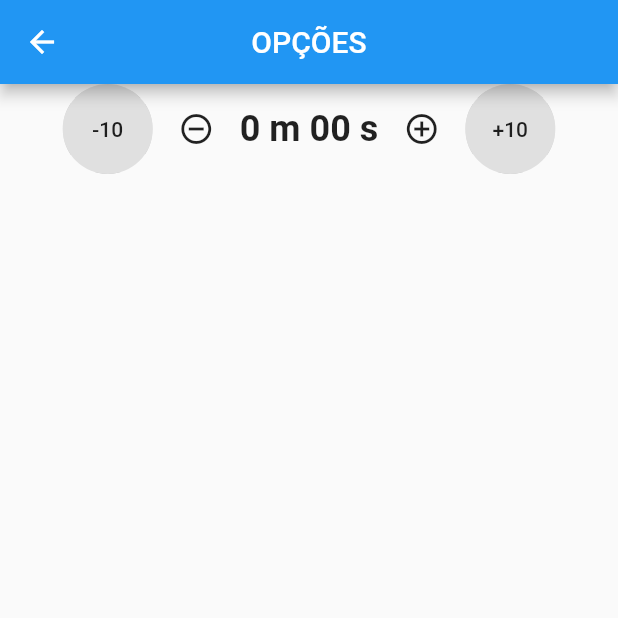
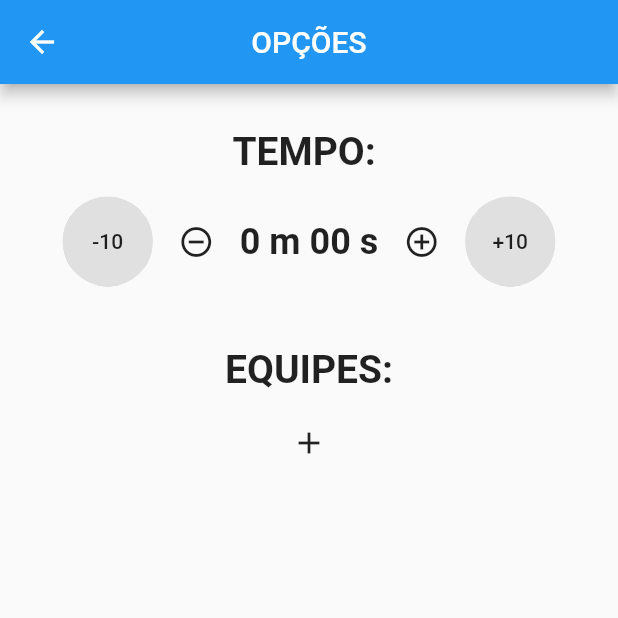
Before and after one commit to csnoboa/contador_de_jogos, a Flutter app: the OptionsPage screen opened by its route, on a phone screen of 412 x 824 dp, the top half of it. Run offline on Flutter 3.47's test engine with Material 2 defaults, Android fonts, the phone set to English and light mode, and no system bars; missing offline and left inert: flutter_ringtone_player.

Commit message:
create and remove equipes

```diff
--- a/lib/card_start_game.dart
+++ b/lib/card_start_game.dart
@@ -40,9 +40,14 @@ class _CardStartGameState extends State<CardStartGame> {
             children: [
               Container(width: 50, height: 50, color: colorEquipe),
               Container(width: 10),
-              Text(
-                nameEquipe,
-                style: TextStyle(fontSize: 24, fontWeight: FontWeight.bold),
+              Container(
+                constraints: BoxConstraints(
+                  minWidth: MediaQuery.of(context).size.width * 0.35,
+                ),
+                child: Text(
+                  nameEquipe,
+                  style: TextStyle(fontSize: 24, fontWeight: FontWeight.bold),
+                ),
               ),
               Container(width: 30),
               IconButton(
--- a/lib/options_page.dart
+++ b/lib/options_page.dart
@@ -14,16 +14,79 @@ class _OptionsPageState extends State<OptionsPage> {
 
   String _stopwatchText;
 
+  List<String> listNames = [
+    "ROXO",
+    "ROSA",
+    "LARANJA",
+    "CINZA",
+    "MARROM",
+    "PRETO",
+    "AZUL",
+    "VERDE",
+    "AMARELO",
+    "VERMELHO"
+  ];
+  List<Color> listColors = [
+    Colors.purple,
+    Colors.pink,
+    Colors.orange,
+    Colors.grey,
+    Colors.brown,
+    Colors.black,
+    Colors.blue,
+    Colors.green,
+    Colors.yellow,
+    Colors.red
+  ];
+
   @override
   Widget build(BuildContext context) {
-    AppController.instance.listEquipeCard.clear();
-    EquipeCard equipe = EquipeCard(name: "VERDE", color: Colors.green);
-    EquipeCard equipe2 = EquipeCard(name: "AZUL", color: Colors.blue);
-    EquipeCard equipe3 = EquipeCard(name: "AMAR", color: Colors.yellow);
+    List<Widget> listAddedWidgets = List.empty(growable: true);
 
-    AppController.instance.addEquipeCard(equipe);
-    AppController.instance.addEquipeCard(equipe2);
-    AppController.instance.addEquipeCard(equipe3);
+    for (int i = 0; i < AppController.instance.sizeListCard(); i++) {
+      listNames.remove(AppController.instance.listEquipeCard[i].name);
+      listColors.remove(AppController.instance.listEquipeCard[i].color);
+
+      listAddedWidgets.add(
+        Padding(
+          padding: const EdgeInsets.all(8.0),
+          child: Row(
+            mainAxisAlignment: MainAxisAlignment.center,
+            children: [
+              Container(
+                width: 50,
+                height: 50,
+                color: AppController.instance.listEquipeCard[i].color,
+              ),
+              Container(width: 20),
+              Container(
+                constraints: BoxConstraints(
+                  minWidth: MediaQuery.of(context).size.width * 0.35,
+                ),
+                child: Text(
+                  AppController.instance.listEquipeCard[i].name,
+                  style: TextStyle(fontSize: 20),
+                ),
+              ),
+              IconButton(
+                onPressed: () {
+                  setState(() {
+                    listNames
+                        .add(AppController.instance.listEquipeCard[i].name);
+                    listColors
+                        .add(AppController.instance.listEquipeCard[i].color);
+                    AppController.instance.removeEquipeCard(i);
+                  });
+                },
+                icon: Icon(
+                  Icons.remove_circle_outline,
+                ),
+              ),
+            ],
+          ),
+        ),
+      );
+    }
 
     _stopwatchText = (_counter ~/ 60).toString() +
         ' m ' +
@@ -40,9 +103,18 @@ class _OptionsPageState extends State<OptionsPage> {
           title: Text('OPÇÕES'),
           centerTitle: true,
         ),
-        body: Column(
+        body: SingleChildScrollView(
+          child: Column(
             children: [
-            Row(
+              Padding(
+                padding: const EdgeInsets.only(top: 30),
+                child: Text("TEMPO: ",
+                    style:
+                        TextStyle(fontSize: 26, fontWeight: FontWeight.bold)),
+              ),
+              Padding(
+                padding: const EdgeInsets.only(top: 15, bottom: 20),
+                child: Row(
                   mainAxisAlignment: MainAxisAlignment.center,
                   children: [
                     ClipOval(
@@ -107,8 +179,34 @@ class _OptionsPageState extends State<OptionsPage> {
                       ),
                     ),
                   ],
-            )
+                ),
+              ),
+              Padding(
+                padding: const EdgeInsets.only(top: 20, bottom: 10),
+                child: Text(
+                  "EQUIPES:",
+                  style: TextStyle(fontSize: 26, fontWeight: FontWeight.bold),
+                ),
+              ),
+              Column(
+                children: listAddedWidgets,
+              ),
+              Visibility(
+                child: IconButton(
+                  icon: Icon(Icons.add),
+                  onPressed: () {
+                    setState(() {
+                      EquipeCard equipe = EquipeCard(
+                          name: listNames.removeLast(),
+                          color: listColors.removeLast());
+                      AppController.instance.addEquipeCard(equipe);
+                    });
+                  },
+                ),
+                visible: (listNames.isEmpty ? false : true),
+              ),
             ],
+          ),
         ),
       ),
     );
```
Lines whose indentation alone changed are shown as unchanged.
